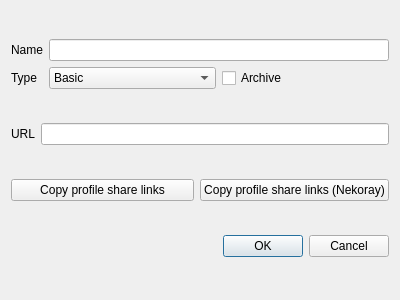
This is ui/edit/dialog_edit_group.ui in MatsuriDayo/nekoray as Qt 5 draws it before an edit. The edited form follows.
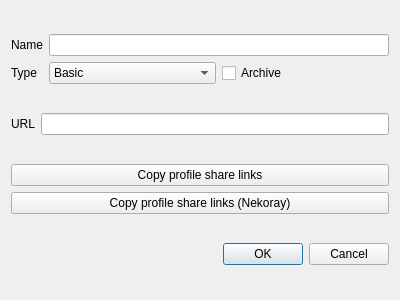
This is the edited form. Custom widgets are drawn as their Qt base class.

What changed in the file:
```diff
--- a/ui/edit/dialog_edit_group.ui
+++ b/ui/edit/dialog_edit_group.ui
@@ -119,7 +119,7 @@
     </widget>
    </item>
    <item>
-    <layout class="QHBoxLayout" name="horizontalLayout_2">
+    <layout class="QVBoxLayout" name="verticalLayout_2">
      <item>
       <widget class="QPushButton" name="copy_links">
        <property name="text">
```
